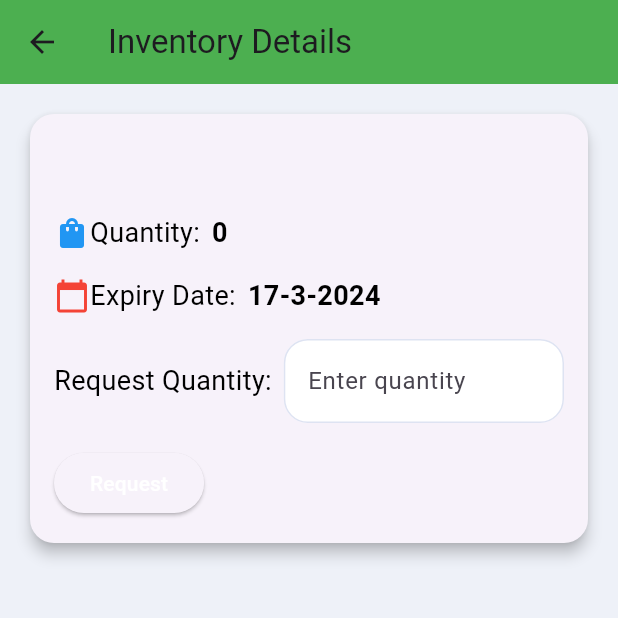
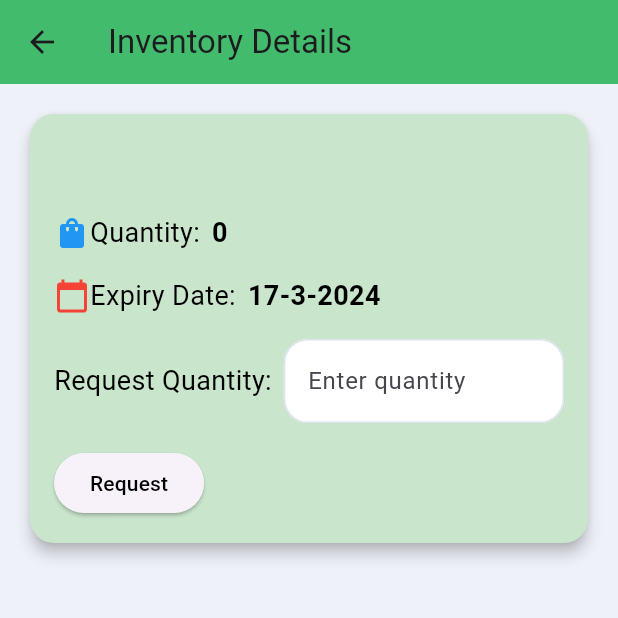
Before and after one commit to priyanksutaria/CAC_ACE, a Flutter app: the InventoryDetailsPage screen opened directly with empty values, on a phone screen of 412 x 824 dp, the top half of it. Run offline on Flutter 3.47's test engine with Material 3 defaults, Android fonts, the phone set to English and light mode, and no system bars; our stand-ins replace flutter_svg, rive; missing offline and left inert: feedback; network calls fail; Roboto replaces fonts that are missing (Intel).

Commit message:
second_last

```diff
--- a/replate/lib/screens/home/home_screen.dart
+++ b/replate/lib/screens/home/home_screen.dart
@@ -147,8 +147,8 @@ class _DashboardScreenState extends State<DashboardScreen> {
             begin: Alignment.topCenter,
             end: Alignment.bottomRight,
             colors: [
-              Color.fromARGB(255, 149, 40, 40),
-              Color.fromARGB(255, 71, 48, 155)
+              Color.fromARGB(255, 255, 255, 255),
+              Color.fromARGB(255, 118, 188, 135)
             ],
           ),
         ),
--- a/replate/lib/screens/inventorydetails.dart
+++ b/replate/lib/screens/inventorydetails.dart
@@ -71,7 +71,7 @@ class _InventoryDetailsPageState extends State<InventoryDetailsPage> {
     return Scaffold(
       appBar: AppBar(
         title: Text('Inventory Details'),
-        backgroundColor: Colors.green,
+        backgroundColor: Color.fromARGB(255, 66, 188, 108),
       ),
       body: Container(
         width: 1000,
@@ -80,6 +80,7 @@ class _InventoryDetailsPageState extends State<InventoryDetailsPage> {
           child: Padding(
             padding: const EdgeInsets.all(16.0),
             child: Card(
+              color: Color.fromARGB(255, 201, 229, 204),
               elevation: 4.0,
               shape: RoundedRectangleBorder(
                 borderRadius: BorderRadius.circular(16.0),
@@ -190,7 +191,10 @@ class _InventoryDetailsPageState extends State<InventoryDetailsPage> {
                           (route) => false,
                         );
                       },
-                      child: Text('Request'),
+                      child: Text(
+                        'Request',
+                        style: TextStyle(color: Colors.black),
+                      ),
                     ),
                   ],
                 ),
```
